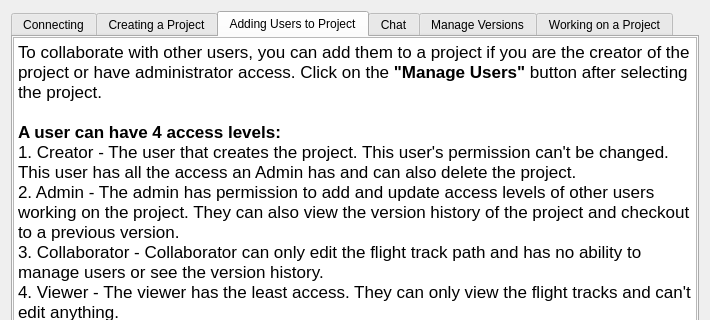
First picture: the form in mslib/msui/ui/ui_mscolab_help_dialog.ui, repository Open-MSS/MSS, before the edit; both pictures show x 0 to 710 and y 0 to 320 of the 710 by 703 pixel window.
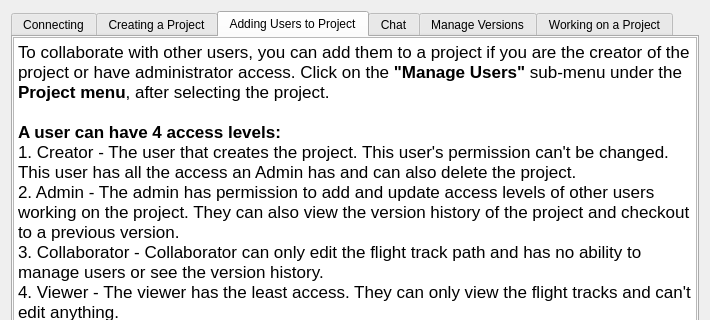
Second picture: the form after the edit. The open tabs and pages were chosen to show the change. Icons and pictures are not drawn.

Commit message: partially updated mscolab help dialog

```diff
--- a/mslib/msui/ui/ui_mscolab_help_dialog.ui
+++ b/mslib/msui/ui/ui_mscolab_help_dialog.ui
@@ -401,21 +401,21 @@
               <string>&lt;!DOCTYPE HTML PUBLIC &quot;-//W3C//DTD HTML 4.0//EN&quot; &quot;http://www.w3.org/TR/REC-html40/strict.dtd&quot;&gt;
 &lt;html&gt;&lt;head&gt;&lt;meta name=&quot;qrichtext&quot; content=&quot;1&quot; /&gt;&lt;style type=&quot;text/css&quot;&gt;
 p, li { white-space: pre-wrap; }
-&lt;/style&gt;&lt;/head&gt;&lt;body style=&quot; font-family:'.SF NS Text'; font-size:13pt; font-weight:400; font-style:normal;&quot;&gt;
-&lt;p style=&quot; margin-top:0px; margin-bottom:0px; margin-left:0px; margin-right:0px; -qt-block-indent:0; text-indent:0px;&quot;&gt;To collaborate with other users, you can add them to a project if you are the creator of the project or have administrator access. Click on the &lt;span style=&quot; font-weight:600;&quot;&gt;&amp;quot;Manage Users&amp;quot;&lt;/span&gt; button after selecting the project.&lt;/p&gt;
-&lt;p style=&quot;-qt-paragraph-type:empty; margin-top:0px; margin-bottom:0px; margin-left:0px; margin-right:0px; -qt-block-indent:0; text-indent:0px;&quot;&gt;&lt;br /&gt;&lt;/p&gt;
-&lt;p style=&quot; margin-top:0px; margin-bottom:0px; margin-left:0px; margin-right:0px; -qt-block-indent:0; text-indent:0px;&quot;&gt;&lt;span style=&quot; font-weight:600;&quot;&gt;A user can have 4 access levels:&lt;/span&gt;&lt;/p&gt;
-&lt;p style=&quot; margin-top:0px; margin-bottom:0px; margin-left:0px; margin-right:0px; -qt-block-indent:0; text-indent:0px;&quot;&gt;1. Creator - The user that creates the project. This user's permission can't be changed. This user has all the access an Admin has and can also delete the project.&lt;/p&gt;
-&lt;p style=&quot; margin-top:0px; margin-bottom:0px; margin-left:0px; margin-right:0px; -qt-block-indent:0; text-indent:0px;&quot;&gt;2. Admin - The admin has permission to add and update access levels of other users working on the project. They can also view the version history of the project and checkout to a previous version.&lt;/p&gt;
-&lt;p style=&quot; margin-top:0px; margin-bottom:0px; margin-left:0px; margin-right:0px; -qt-block-indent:0; text-indent:0px;&quot;&gt;3. Collaborator - Collaborator can only edit the flight track path and has no ability to manage users or see the version history.&lt;/p&gt;
-&lt;p style=&quot; margin-top:0px; margin-bottom:0px; margin-left:0px; margin-right:0px; -qt-block-indent:0; text-indent:0px;&quot;&gt;4. Viewer - The viewer has the least access. They can only view the flight tracks and can't edit anything.&lt;/p&gt;
-&lt;p style=&quot;-qt-paragraph-type:empty; margin-top:0px; margin-bottom:0px; margin-left:0px; margin-right:0px; -qt-block-indent:0; text-indent:0px;&quot;&gt;&lt;br /&gt;&lt;/p&gt;
-&lt;p style=&quot; margin-top:0px; margin-bottom:0px; margin-left:0px; margin-right:0px; -qt-block-indent:0; text-indent:0px;&quot;&gt;&lt;span style=&quot; font-weight:600;&quot;&gt;What can you do with the Mscolab Admin Window?&lt;/span&gt;&lt;/p&gt;
-&lt;p style=&quot; margin-top:0px; margin-bottom:0px; margin-left:0px; margin-right:0px; -qt-block-indent:0; text-indent:0px;&quot;&gt;1. Select users on your Mscolab server and add them to your project or update the access level of existing users.&lt;/p&gt;
-&lt;p style=&quot; margin-top:0px; margin-bottom:0px; margin-left:0px; margin-right:0px; -qt-block-indent:0; text-indent:0px;&quot;&gt;2. Clone the permissions from a different project using the clone button at the top, allowing your team to quickly get started on a new project.&lt;/p&gt;
-&lt;p style=&quot; margin-top:0px; margin-bottom:0px; margin-left:0px; margin-right:0px; -qt-block-indent:0; text-indent:0px;&quot;&gt;3. Easily search users using the search bar. You can use the username or email id to search for a user.&lt;/p&gt;
-&lt;p style=&quot; margin-top:0px; margin-bottom:0px; margin-left:0px; margin-right:0px; -qt-block-indent:0; text-indent:0px;&quot;&gt;4. Apply filter based on access level to find exactly who you need.&lt;/p&gt;
-&lt;p style=&quot;-qt-paragraph-type:empty; margin-top:0px; margin-bottom:0px; margin-left:0px; margin-right:0px; -qt-block-indent:0; text-indent:0px;&quot;&gt;&lt;br /&gt;&lt;/p&gt;&lt;/body&gt;&lt;/html&gt;</string>
+&lt;/style&gt;&lt;/head&gt;&lt;body style=&quot; font-family:'.AppleSystemUIFont'; font-size:13pt; font-weight:400; font-style:normal;&quot;&gt;
+&lt;p style=&quot; margin-top:0px; margin-bottom:0px; margin-left:0px; margin-right:0px; -qt-block-indent:0; text-indent:0px;&quot;&gt;&lt;span style=&quot; font-family:'.SF NS Text';&quot;&gt;To collaborate with other users, you can add them to a project if you are the creator of the project or have administrator access. Click on the &lt;/span&gt;&lt;span style=&quot; font-family:'.SF NS Text'; font-weight:600;&quot;&gt;&amp;quot;Manage Users&amp;quot;&lt;/span&gt;&lt;span style=&quot; font-family:'.SF NS Text';&quot;&gt; sub-menu under the &lt;/span&gt;&lt;span style=&quot; font-family:'.SF NS Text'; font-weight:600;&quot;&gt;Project menu&lt;/span&gt;&lt;span style=&quot; font-family:'.SF NS Text';&quot;&gt;, after selecting the project.&lt;/span&gt;&lt;/p&gt;
+&lt;p style=&quot;-qt-paragraph-type:empty; margin-top:0px; margin-bottom:0px; margin-left:0px; margin-right:0px; -qt-block-indent:0; text-indent:0px; font-family:'.SF NS Text';&quot;&gt;&lt;br /&gt;&lt;/p&gt;
+&lt;p style=&quot; margin-top:0px; margin-bottom:0px; margin-left:0px; margin-right:0px; -qt-block-indent:0; text-indent:0px;&quot;&gt;&lt;span style=&quot; font-family:'.SF NS Text'; font-weight:600;&quot;&gt;A user can have 4 access levels:&lt;/span&gt;&lt;/p&gt;
+&lt;p style=&quot; margin-top:0px; margin-bottom:0px; margin-left:0px; margin-right:0px; -qt-block-indent:0; text-indent:0px;&quot;&gt;&lt;span style=&quot; font-family:'.SF NS Text';&quot;&gt;1. Creator - The user that creates the project. This user's permission can't be changed. This user has all the access an Admin has and can also delete the project.&lt;/span&gt;&lt;/p&gt;
+&lt;p style=&quot; margin-top:0px; margin-bottom:0px; margin-left:0px; margin-right:0px; -qt-block-indent:0; text-indent:0px;&quot;&gt;&lt;span style=&quot; font-family:'.SF NS Text';&quot;&gt;2. Admin - The admin has permission to add and update access levels of other users working on the project. They can also view the version history of the project and checkout to a previous version.&lt;/span&gt;&lt;/p&gt;
+&lt;p style=&quot; margin-top:0px; margin-bottom:0px; margin-left:0px; margin-right:0px; -qt-block-indent:0; text-indent:0px;&quot;&gt;&lt;span style=&quot; font-family:'.SF NS Text';&quot;&gt;3. Collaborator - Collaborator can only edit the flight track path and has no ability to manage users or see the version history.&lt;/span&gt;&lt;/p&gt;
+&lt;p style=&quot; margin-top:0px; margin-bottom:0px; margin-left:0px; margin-right:0px; -qt-block-indent:0; text-indent:0px;&quot;&gt;&lt;span style=&quot; font-family:'.SF NS Text';&quot;&gt;4. Viewer - The viewer has the least access. They can only view the flight tracks and can't edit anything.&lt;/span&gt;&lt;/p&gt;
+&lt;p style=&quot;-qt-paragraph-type:empty; margin-top:0px; margin-bottom:0px; margin-left:0px; margin-right:0px; -qt-block-indent:0; text-indent:0px; font-family:'.SF NS Text';&quot;&gt;&lt;br /&gt;&lt;/p&gt;
+&lt;p style=&quot; margin-top:0px; margin-bottom:0px; margin-left:0px; margin-right:0px; -qt-block-indent:0; text-indent:0px;&quot;&gt;&lt;span style=&quot; font-family:'.SF NS Text'; font-weight:600;&quot;&gt;What can you do with the Mscolab Admin Window?&lt;/span&gt;&lt;/p&gt;
+&lt;p style=&quot; margin-top:0px; margin-bottom:0px; margin-left:0px; margin-right:0px; -qt-block-indent:0; text-indent:0px;&quot;&gt;&lt;span style=&quot; font-family:'.SF NS Text';&quot;&gt;1. Select users on your Mscolab server and add them to your project or update the access level of existing users.&lt;/span&gt;&lt;/p&gt;
+&lt;p style=&quot; margin-top:0px; margin-bottom:0px; margin-left:0px; margin-right:0px; -qt-block-indent:0; text-indent:0px;&quot;&gt;&lt;span style=&quot; font-family:'.SF NS Text';&quot;&gt;2. Clone the permissions from a different project using the clone button at the top, allowing your team to quickly get started on a new project.&lt;/span&gt;&lt;/p&gt;
+&lt;p style=&quot; margin-top:0px; margin-bottom:0px; margin-left:0px; margin-right:0px; -qt-block-indent:0; text-indent:0px;&quot;&gt;&lt;span style=&quot; font-family:'.SF NS Text';&quot;&gt;3. Easily search users using the search bar. You can use the username or email id to search for a user.&lt;/span&gt;&lt;/p&gt;
+&lt;p style=&quot; margin-top:0px; margin-bottom:0px; margin-left:0px; margin-right:0px; -qt-block-indent:0; text-indent:0px;&quot;&gt;&lt;span style=&quot; font-family:'.SF NS Text';&quot;&gt;4. Apply filter based on access level to find exactly who you need.&lt;/span&gt;&lt;/p&gt;
+&lt;p style=&quot;-qt-paragraph-type:empty; margin-top:0px; margin-bottom:0px; margin-left:0px; margin-right:0px; -qt-block-indent:0; text-indent:0px; font-family:'.SF NS Text';&quot;&gt;&lt;br /&gt;&lt;/p&gt;&lt;/body&gt;&lt;/html&gt;</string>
              </property>
             </widget>
            </item>
```
Left out of the diff: 102 changed lines with no effect on the pictures. The commit also changes 4 other files.
